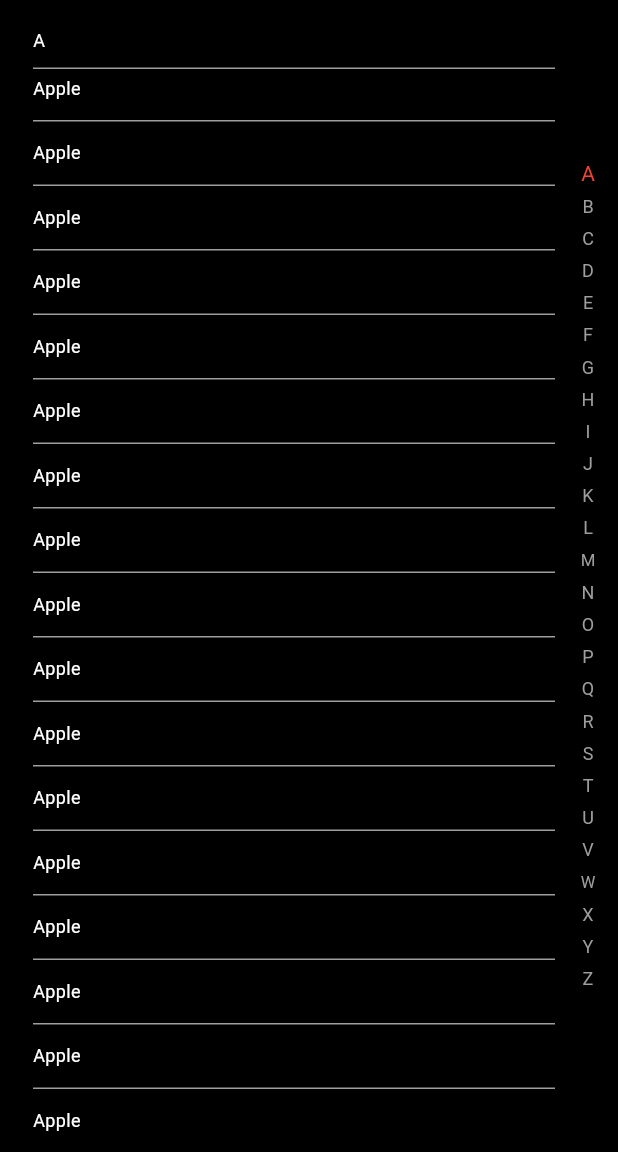
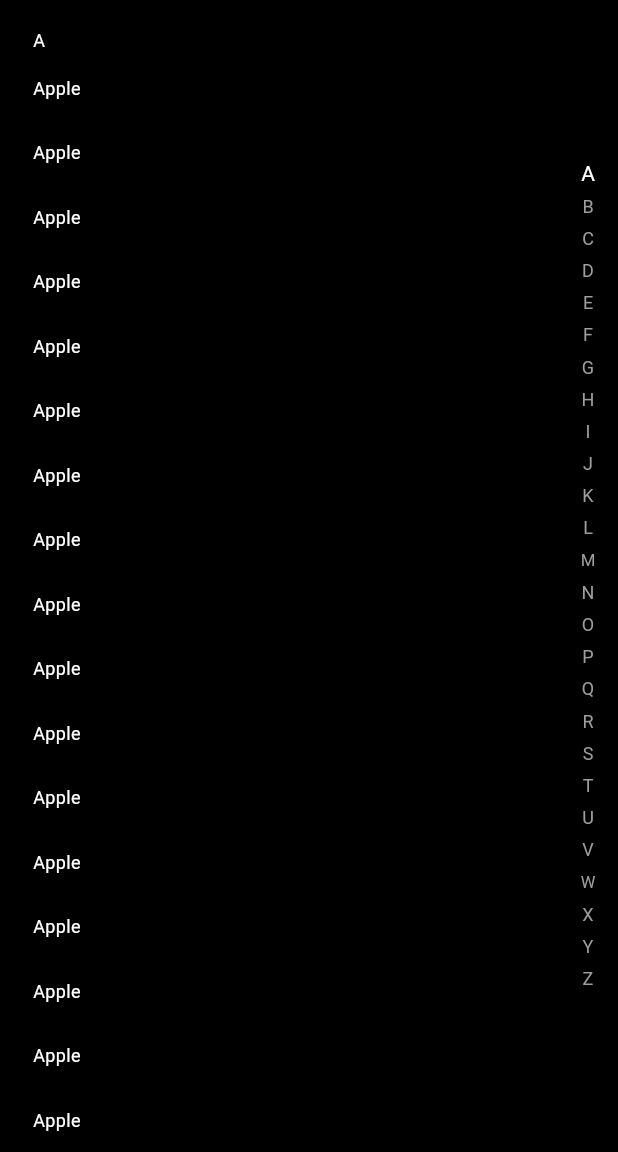
Before and after one commit to screldev6/alphabet_index, a Flutter app: the screen it shows after launch, on a phone screen of 412 x 824 dp, the part 84-1236 px from its top. Run offline on Flutter 3.47's test engine with Material 3 defaults, Android fonts, the phone set to English and light mode, and no system bars; our stand-ins replace flutter_sticky_header.

Commit message:
update main.dart and alphabet_index.dart

```diff
--- a/example/lib/main.dart
+++ b/example/lib/main.dart
@@ -32,12 +32,17 @@ class AlphabetIndexUi extends StatelessWidget {
         width: MediaQuery.sizeOf(context).width,
         height: MediaQuery.sizeOf(context).height,
         color: Colors.black,
-      child: AlphabetIndex(
+        child: Column(
+          children: [
+            AlphabetIndex(
+              selectedColor: Colors.white,
               sideBarBackgroundColor: Colors.black,
+              borderColor: Colors.black,
               backgroundColor: Colors.black,
               labelColor: Colors.white,
               items: items,
             ),
-    );
+          ],
+        ));
   }
 }
--- a/lib/ui/alphabet_index.dart
+++ b/lib/ui/alphabet_index.dart
@@ -35,7 +35,7 @@ class AlphabetIndex extends StatelessWidget {
                 padding: const EdgeInsets.only(left: 12.0, right: 12.0, bottom: 12),
                 child: Container(
                   padding: const EdgeInsets.only(bottom: 13),
-                  decoration: BoxDecoration(border: Border(bottom: BorderSide(color:borderColor?? Colors.grey))),
+                  decoration: BoxDecoration(border: Border(bottom: BorderSide(color: borderColor ?? Colors.grey))),
                   child: Text(
                     child,
                     style: TextStyle(fontWeight: FontWeight.w400, fontSize: 12, color: labelColor ?? Color(0xff353535)),
@@ -53,8 +53,10 @@ class AlphabetIndex extends StatelessWidget {
   @override
   Widget build(BuildContext context) {
     return Container(
+      width: MediaQuery.sizeOf(context).width,
+      height: MediaQuery.sizeOf(context).height - 56,
       color: backgroundColor ?? Colors.white,
-      padding: const EdgeInsets.only(right: 10,left: 10),
+      padding: const EdgeInsets.only(right: 10, left: 10),
       child: AlphabetListView(
         items: generateItems(items: items),
         options: AlphabetListViewOptions(
@@ -120,7 +122,7 @@ class AlphabetIndex extends StatelessWidget {
                   child: Padding(
                     padding: const EdgeInsets.only(left: 12.0, right: 12.0),
                     child: Container(
-                      decoration: BoxDecoration(border: Border(bottom: BorderSide(color:borderColor?? Colors.grey))),
+                      decoration: BoxDecoration(border: Border(bottom: BorderSide(color: borderColor ?? Colors.grey))),
                       child: Padding(
                         padding: const EdgeInsets.only(top: 18, right: 16, bottom: 10),
                         child: Text(
```
Lines whose indentation alone changed are shown as unchanged.
